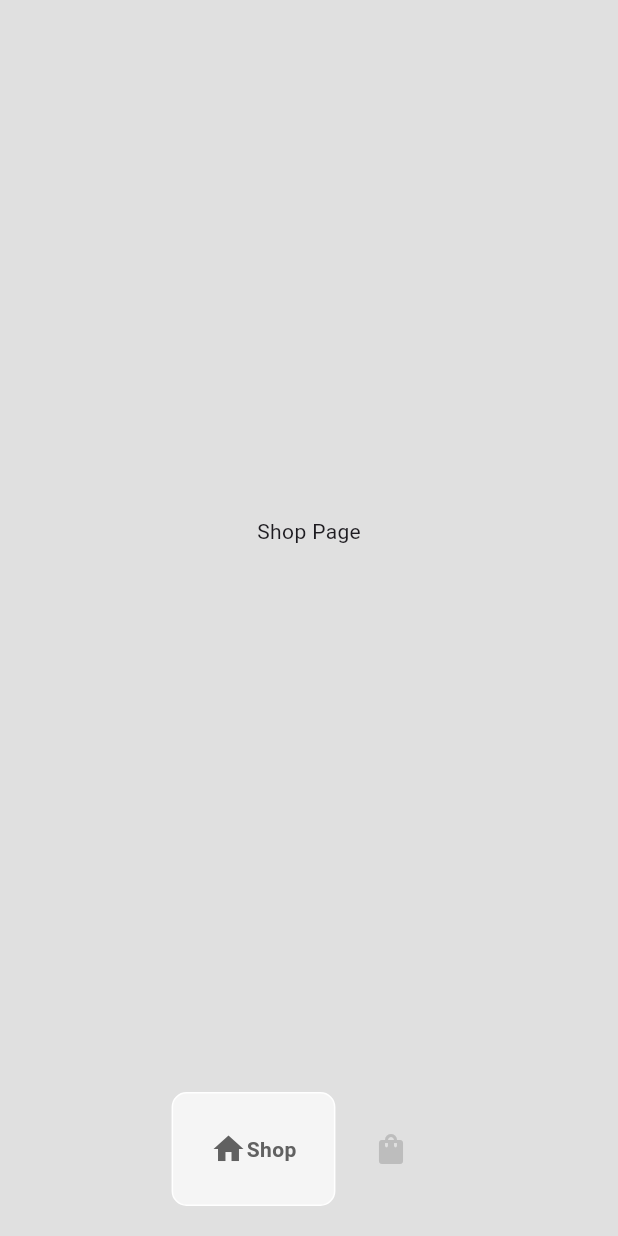
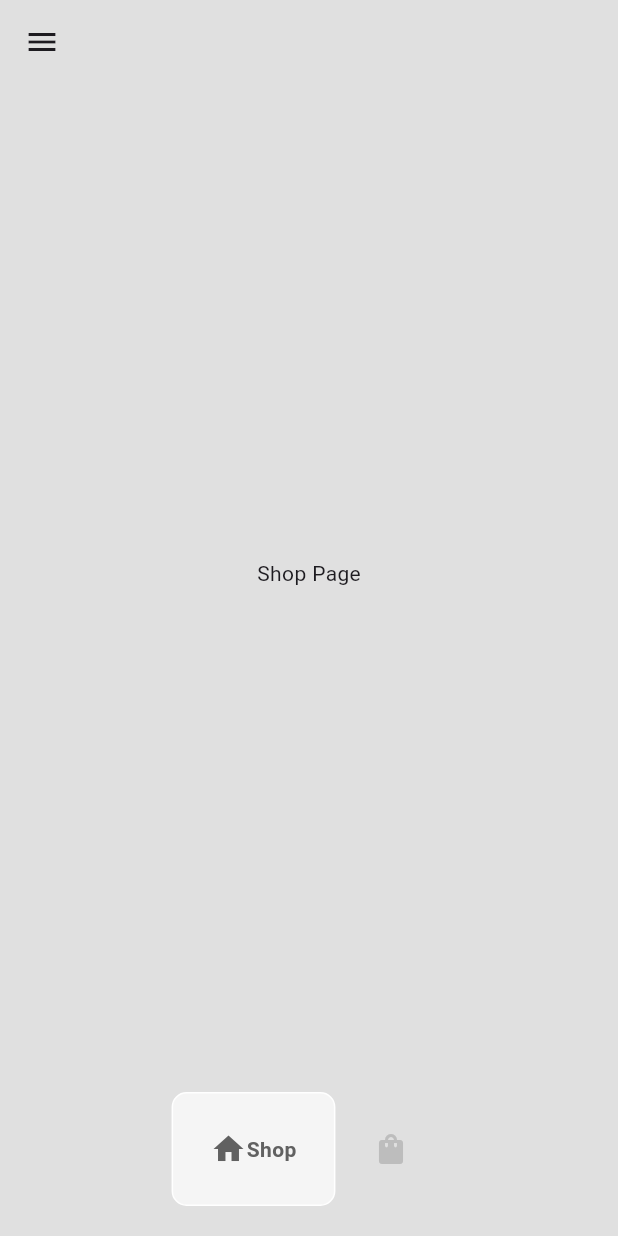
Before and after one commit to ocheesetick/shoe-shop-flutter, a Flutter app: the HomePage screen opened directly, on a phone screen of 412 x 824 dp. Run offline on Flutter 3.47's test engine with Material 3 defaults, Android fonts, the light colour scheme and no system bars; drawn by our look-alikes of google_nav_bar.

Commit message:
Initial app bar

```diff
--- a/lib/pages/home_page.dart
+++ b/lib/pages/home_page.dart
@@ -30,6 +30,13 @@ class _HomePageState extends State<HomePage> {
   Widget build(BuildContext context) {
     return Scaffold(
       backgroundColor: Colors.grey[300],
+      appBar: AppBar(
+        leading: IconButton(
+            icon: const Icon(Icons.menu),
+            onPressed: (){},
+        ),
+        backgroundColor: Colors.transparent,
+      ),
       body: _pages[_selectedIndex],
       bottomNavigationBar: CustomBottomNavBar(
         onTabChange: (index) => navigateBottomBar(index),
```
